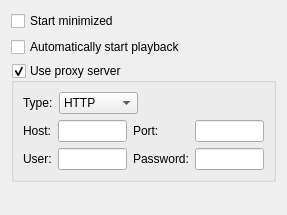
Above: src/options/qompoptionsmain.ui from qomp/qomp before the change. Below: the same form after it.
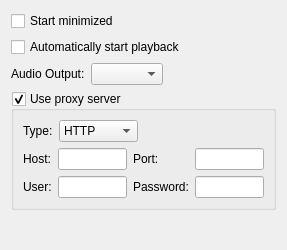
That is the form after the change.

Commit message: add tags resolving; add current audio device selection; more work with proxy settings; some other updates

The edit to the form file:
```diff
--- a/src/options/qompoptionsmain.ui
+++ b/src/options/qompoptionsmain.ui
@@ -7,7 +7,7 @@
     <x>0</x>
     <y>0</y>
     <width>287</width>
-    <height>215</height>
+    <height>250</height>
    </rect>
   </property>
   <property name="sizePolicy">
@@ -34,6 +34,33 @@
      </property>
     </widget>
    </item>
+   <item>
+    <layout class="QHBoxLayout" name="horizontalLayout_3">
+     <item>
+      <widget class="QLabel" name="label_6">
+       <property name="text">
+        <string>Audio Output:</string>
+       </property>
+      </widget>
+     </item>
+     <item>
+      <widget class="QComboBox" name="cb_output"/>
+     </item>
+     <item>
+      <spacer name="horizontalSpacer_2">
+       <property name="orientation">
+        <enum>Qt::Horizontal</enum>
+       </property>
+       <property name="sizeHint" stdset="0">
+        <size>
+         <width>40</width>
+         <height>20</height>
+        </size>
+       </property>
+      </spacer>
+     </item>
+    </layout>
+   </item>
    <item>
     <widget class="QGroupBox" name="gb_proxy">
      <property name="sizePolicy">
```
The commit also changes 20 other files.
